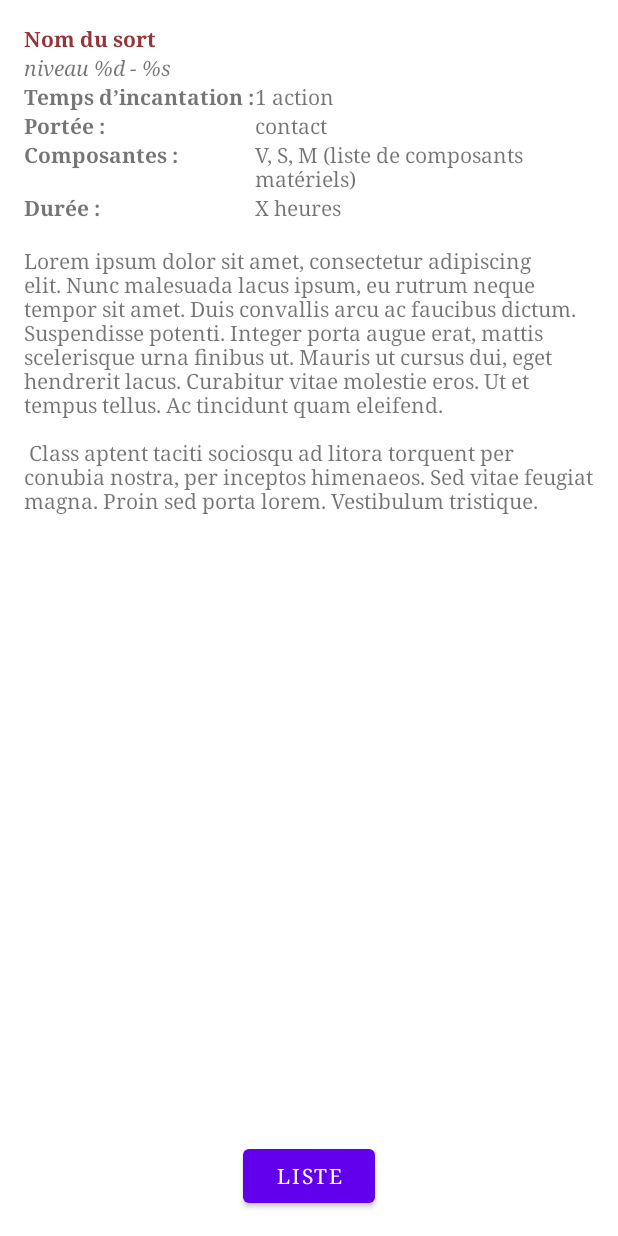
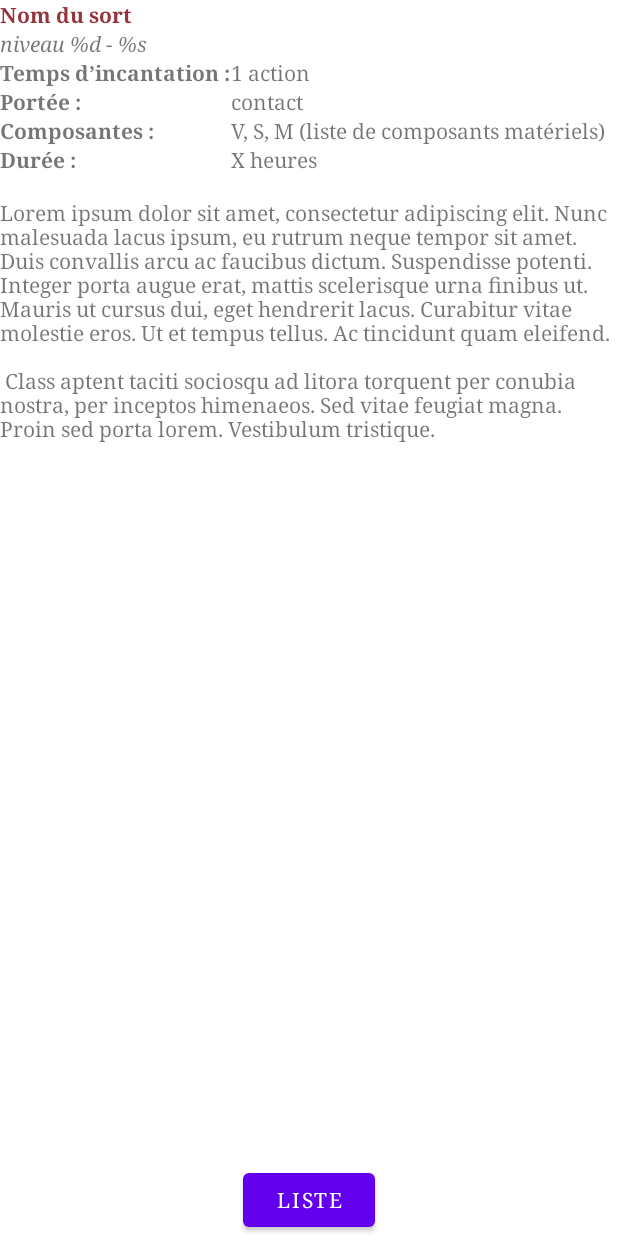
Before and after one commit to AdrienJarretier/DnD-Grimoire, an Android app: the layout fragment_spell_card.xml on its own in the app's theme, with its tools: preview values and no code run, on a phone screen of 412 x 824 dp. Run offline under Robolectric (Android 15) with nearby library versions, the phone set to English and light mode, and no system bars.

Commit message:
better layout, space between spells in spell list, sort spells by level and name

```diff
--- a/app/src/main/java/com/example/dndgrimoire/spells_list.kt
+++ b/app/src/main/java/com/example/dndgrimoire/spells_list.kt
@@ -46,13 +46,14 @@ class spells_list : Fragment() {
 
         val spellDao = db.spellDao()
 
-        val spells: List<Spell> = spellDao.getAll()
+        val spells: List<Spell> = spellDao.getAll().sortedWith(compareBy(Spell::level, Spell::spell_name))
 
         Log.w("spells count :", spells.size.toString())
         for (spell in spells) {
             Log.w("spell :", spell.spell_name)
             val text = TextView(context)
             text.text = spell.spell_name
+            text.height = 90
             text.setOnClickListener{
 
                 val action = spells_listDirections.actionSpellsListToSpellCard(spell.id!!)
--- a/app/src/main/res/layout/fragment_spell_card.xml
+++ b/app/src/main/res/layout/fragment_spell_card.xml
@@ -11,9 +11,6 @@
         android:id="@+id/tableLayout"
         android:layout_width="match_parent"
         android:layout_height="wrap_content"
-        android:layout_marginStart="16dp"
-        android:layout_marginTop="16dp"
-        android:layout_marginEnd="16dp"
         android:shrinkColumns="1"
         app:layout_constraintEnd_toEndOf="parent"
         app:layout_constraintStart_toStartOf="parent"
@@ -125,9 +122,7 @@
         android:id="@+id/description"
         android:layout_width="0dp"
         android:layout_height="wrap_content"
-        android:layout_marginStart="16dp"
         android:layout_marginTop="16dp"
-        android:layout_marginEnd="16dp"
         android:text="@string/description"
         app:layout_constraintEnd_toEndOf="parent"
         app:layout_constraintStart_toStartOf="parent"
@@ -137,7 +132,6 @@
         android:id="@+id/list_button"
         android:layout_width="wrap_content"
         android:layout_height="wrap_content"
-        android:layout_marginBottom="16dp"
         android:text="@string/list_button"
         app:layout_constraintBottom_toBottomOf="parent"
         app:layout_constraintEnd_toEndOf="parent"
--- a/app/src/main/res/layout/fragment_spells_list.xml
+++ b/app/src/main/res/layout/fragment_spells_list.xml
@@ -1,9 +1,9 @@
 <?xml version="1.0" encoding="utf-8"?>
 <LinearLayout xmlns:android="http://schemas.android.com/apk/res/android"
     xmlns:tools="http://schemas.android.com/tools"
-    android:id="@+id/constraintLayout"
+    android:id="@+id/linearVerticalLayout"
     android:layout_width="match_parent"
     android:layout_height="match_parent"
     android:orientation="vertical"
-    android:padding="16dp"
+    android:padding="0dp"
     tools:context=".spells_list" />
```
Also changed, not shown: app/src/main/res/layout/activity_main.xml (+11 -5 lines).
